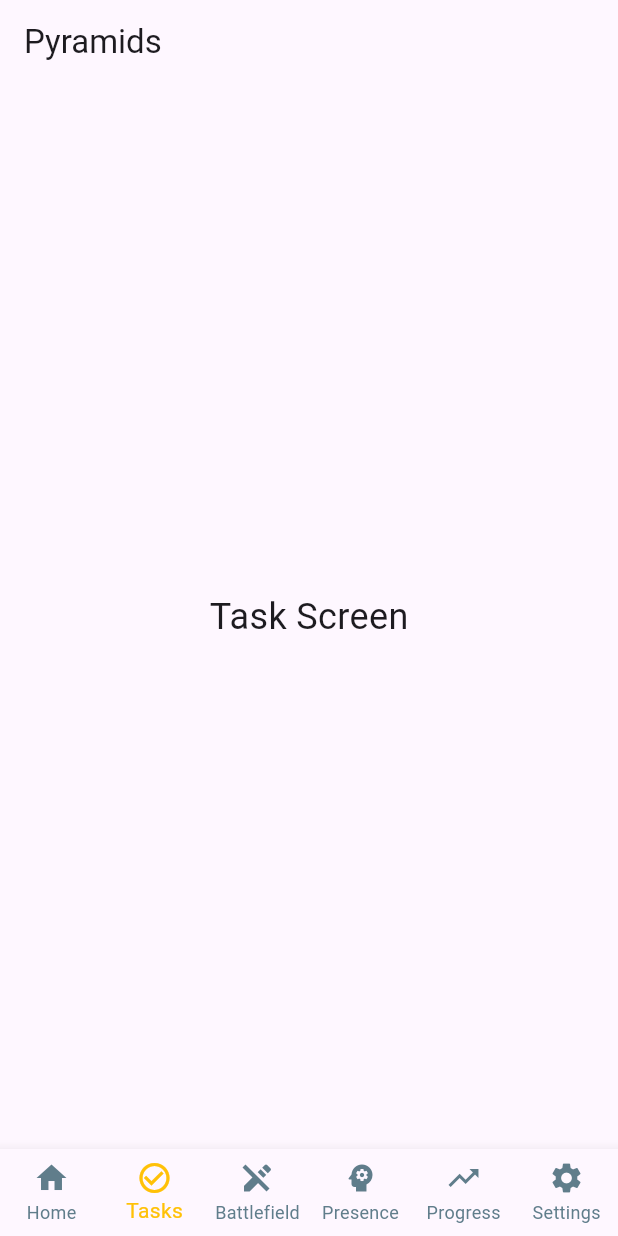
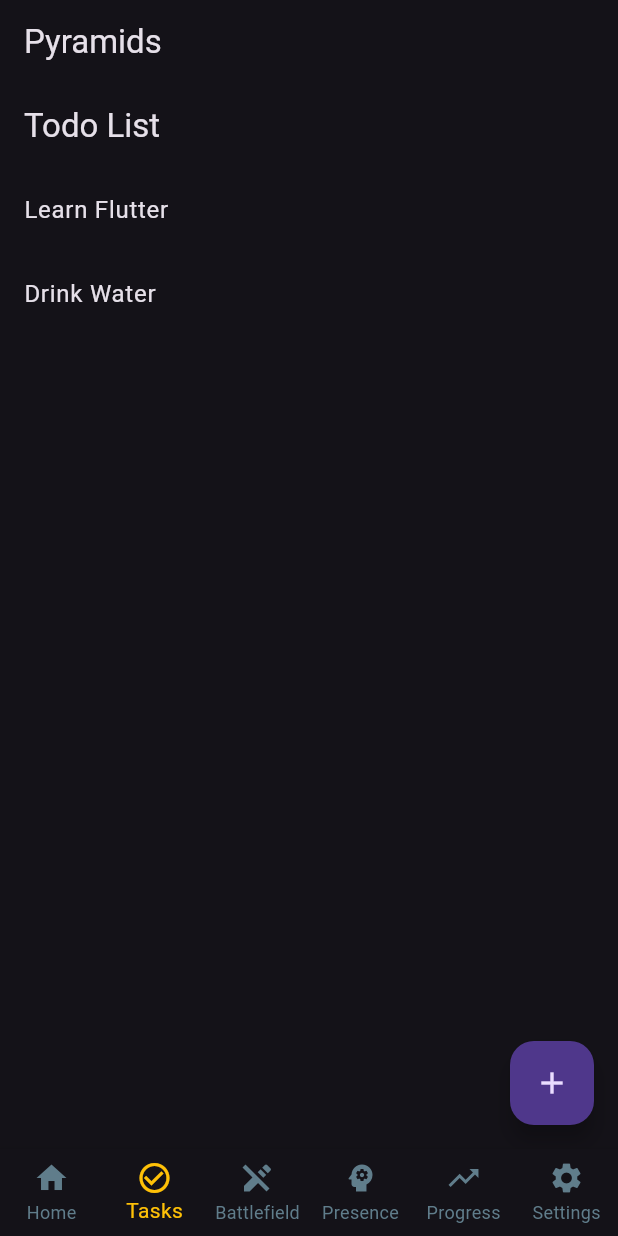
Before and after one commit to sebastiangalloway/Pyramids, a Flutter app: the screen it shows after launch, item 2 of the bottom bar chosen, on a phone screen of 412 x 824 dp. Run offline on Flutter 3.47's test engine with Material 3 defaults, Android fonts, the phone set to English and light mode, and no system bars.

Commit message:
working task list in progress

```diff
--- a/lib/main.dart
+++ b/lib/main.dart
@@ -1,9 +1,19 @@
 import 'package:flutter/material.dart';
+import 'package:provider/provider.dart';
+import 'models/save_task_model.dart';
+import 'screens/task_screen.dart';
+import 'screens/add_task_screen.dart';
+
 
 import 'main_home_screen.dart';
 
 void main() {
-  runApp(const MyApp());
+  runApp(
+    ChangeNotifierProvider(
+      create: (context) => SaveTask(),
+      child: const MyApp(),
+    ),
+  );
 }
 
 class MyApp extends StatelessWidget {
@@ -14,6 +24,15 @@ class MyApp extends StatelessWidget {
     return MaterialApp(
       debugShowCheckedModeBanner: false,
       home: MainHomeScreen(),
+      theme: ThemeData(
+        //TODO add dark/light mode toggle to settings
+        brightness: Brightness.dark,
+      ),
+      initialRoute: '/',
+      routes: {
+        '/task-screen': (_) => const TaskScreen(),
+        '/add-task-screen': (_) => AddTask(),
+      },
     );
   }
 }
--- /dev/null
+++ b/lib/models/save_task_model.dart
@@ -0,0 +1,11 @@
+import 'package:flutter/material.dart';
+import 'task_model.dart';
+
+class SaveTask extends ChangeNotifier {
+  List<Task> _tasks = [
+    Task(title: 'Learn Flutter'),
+    Task(title: 'Drink Water'),
+  ];
+
+  List<Task> get tasks => _tasks;
+}
--- a/lib/models/task.dart
+++ b/lib/models/task_model.dart
@@ -1,11 +1,9 @@
 class Task {
   String title;
-  DateTime deadline;
   bool isCompleted;
 
   Task({
     required this.title,
-    required this.deadline,
     this.isCompleted = false,
   });
 
--- a/lib/screens/task_screen.dart
+++ b/lib/screens/task_screen.dart
@@ -1,12 +1,33 @@
 import 'package:flutter/material.dart';
+import 'package:provider/provider.dart';
+import '/models/save_task_model.dart';
 
 class TaskScreen extends StatelessWidget {
   const TaskScreen({super.key});
 
   @override
   Widget build(BuildContext context) {
-    return const Center(
-      child: Text('Task Screen', style: TextStyle(fontSize: 24)),
+    return Scaffold(
+      appBar: AppBar(
+        title: const Text('Todo List'),
+      ),
+      floatingActionButton: FloatingActionButton(
+        onPressed: () {
+          Navigator.of(context).pushNamed('/add-task-screen');
+        },
+        child: const Icon(Icons.add),
+      ),
+      body: Consumer<SaveTask>(builder: (context, task, child) {
+        return ListView.builder(
+          //TODO use later for managing max amount of tasks at a time
+          itemCount: task.tasks.length,
+          itemBuilder: (BuildContext context, index) {
+            return ListTile(
+              title: Text(task.tasks[index].title),
+            );
+          },
+        );
+      }),
     );
   }
 }
```
Also changed, not shown: lib/providers/task_provider.dart (+2 -10 lines), lib/screens/add_task_screen.dart (added, +42 -0 lines).
